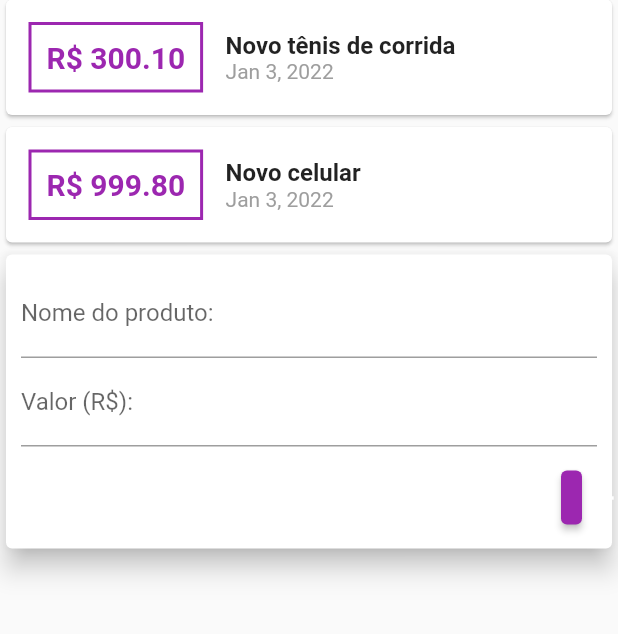
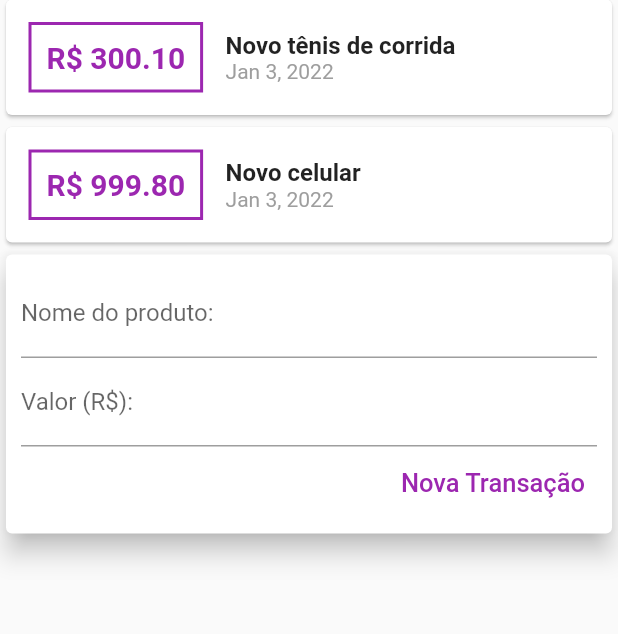
Before and after one commit to e-medeiros1/controle_de_despesas, a Flutter app: the screen it shows after launch, on a phone screen of 412 x 824 dp, the part 137-771 px from its top. Run offline on Flutter 3.47's test engine with Material 2 defaults, Android fonts, the phone set to English and light mode, and no system bars.

Commit message:
Armazenando valores adicionar uma nova transação

```diff
--- a/lib/components/transaction_form.dart
+++ b/lib/components/transaction_form.dart
@@ -1,10 +1,14 @@
+// ignore_for_file: prefer_const_constructors
+
 import 'package:flutter/material.dart';
 
 class TransactionForm extends StatelessWidget {
-  TransactionForm({Key? key}) : super(key: key);
-
   final titleController = TextEditingController();
   final valueController = TextEditingController();
+
+  final void Function(String, double) onSubmit;
+
+  TransactionForm(this.onSubmit);
 
   @override
   Widget build(BuildContext context) {
@@ -22,17 +26,21 @@ class TransactionForm extends StatelessWidget {
               controller: valueController,
               decoration: InputDecoration(labelText: 'Valor (R\$):'),
             ),
-            Container(
-              margin: EdgeInsets.fromLTRB(360, 10, 10, 0),
-              child: ElevatedButton(
-                  style: ButtonStyle(
-                      backgroundColor:
-                          MaterialStateProperty.all(Colors.purple)),
+            Row(
+              mainAxisAlignment: MainAxisAlignment.end,
+              children: <Widget>[
+                TextButton(
+                  child: Text(
+                    'Nova Transação',
+                    style: TextStyle(color: Colors.purple, fontSize: 17),
+                  ),
                   onPressed: () {
-                    print(titleController.text);
-                    print(valueController.text);
+                    final title = titleController.text;
+                    final value = double.tryParse(valueController.text) ?? 0;
+                    onSubmit(title, value);
                   },
-                  child: Icon(Icons.add)),
+                )
+              ],
             ),
           ],
         ),
--- a/lib/components/transaction_user.dart
+++ b/lib/components/transaction_user.dart
@@ -1,3 +1,5 @@
+import 'dart:math';
+
 import 'package:flutter/material.dart';
 import 'package:minhas_despesas/components/transaction_form.dart';
 import 'package:minhas_despesas/components/transaction_list.dart';
@@ -25,12 +27,27 @@ class _TransactionUserState extends State<TransactionUser> {
       date: DateTime.now(),
     ),
   ];
+  _addTransaction(String title, double value) {
+    final newTransaction = Transaction(
+      id: Random().nextDouble().toString(),
+      title: title,
+      value: value,
+      date: DateTime.now(),
+    );
+
+    setState(() {
+      _transaction.add(newTransaction);
+    });
+  }
+
   @override
   Widget build(BuildContext context) {
     return Column(
-      children: [
+      children: <Widget>[
         TransactionList(transactions: _transaction),
-        TransactionForm(),
+        TransactionForm(
+          _addTransaction,
+        ),
       ],
     );
   }
--- a/lib/main.dart
+++ b/lib/main.dart
@@ -1,3 +1,5 @@
+// ignore_for_file: prefer_const_constructors
+
 import 'package:flutter/cupertino.dart';
 import 'package:flutter/material.dart';
 
```
